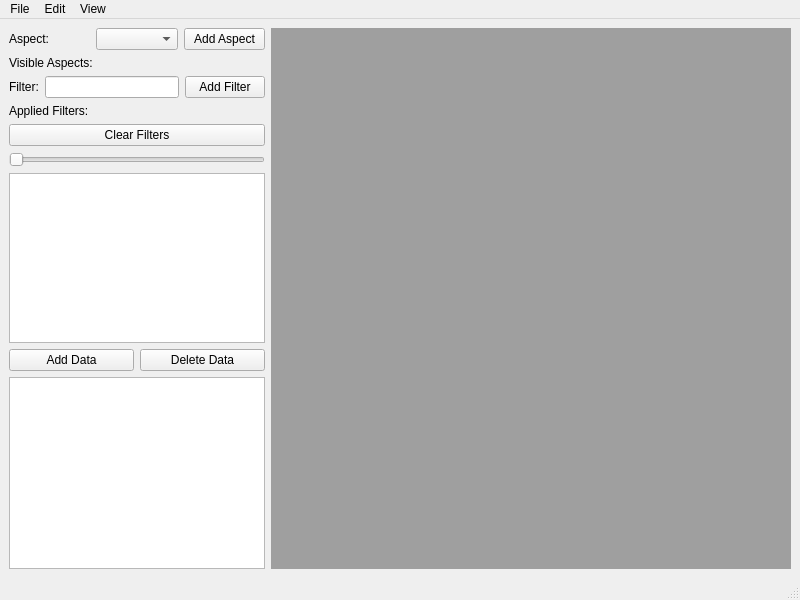
Before: the Qt Designer form medeawindow.ui in cdit-ma/SEM, drawn with Qt 5.
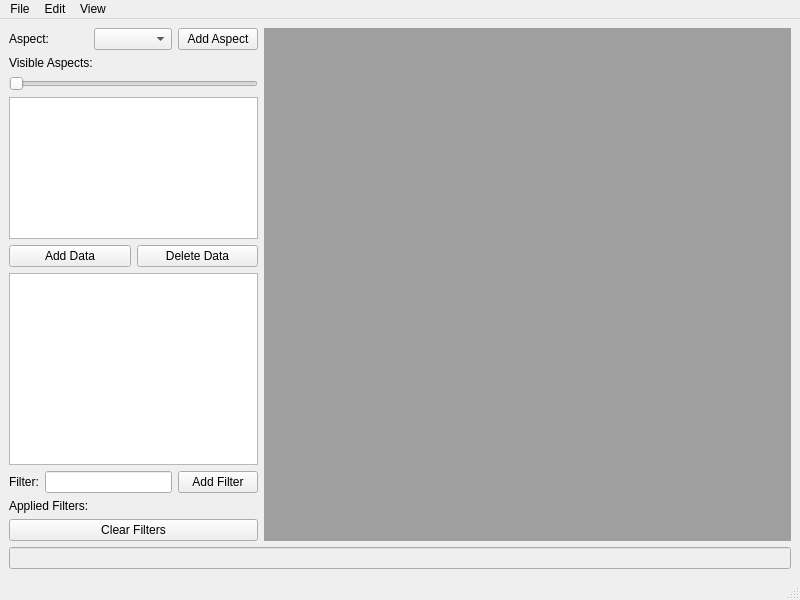
After: the same form once the commit is applied.

Diff of the .ui file:
```diff
--- a/medeawindow.ui
+++ b/medeawindow.ui
@@ -14,9 +14,11 @@
    <string>MainWindow</string>
   </property>
   <widget class="QWidget" name="centralwidget">
-   <layout class="QHBoxLayout" name="horizontalLayout" stretch="0,5">
+   <layout class="QVBoxLayout" name="verticalLayout_4" stretch="0,0">
     <item>
-     <layout class="QVBoxLayout" name="verticalLayout" stretch="0,0,0,1,0">
+     <layout class="QHBoxLayout" name="horizontalLayout">
+      <item>
+       <layout class="QVBoxLayout" name="verticalLayout" stretch="0,0,1,0,0,0">
       <item>
        <layout class="QVBoxLayout" name="Aspects_2">
         <item>
@@ -52,48 +54,6 @@
         </item>
        </layout>
       </item>
-      <item>
-       <layout class="QVBoxLayout" name="Filters">
-        <item>
-         <layout class="QHBoxLayout" name="filterBox">
-          <item>
-           <widget class="QLabel" name="label">
-            <property name="text">
-             <string>Filter:</string>
-            </property>
-           </widget>
-          </item>
-          <item>
-           <widget class="QLineEdit" name="searchBox"/>
-          </item>
-          <item>
-           <widget class="QPushButton" name="addFilter">
-            <property name="text">
-             <string>Add Filter</string>
-            </property>
-           </widget>
-          </item>
-         </layout>
-        </item>
-        <item>
-         <widget class="QLabel" name="label_2">
-          <property name="text">
-           <string>Applied Filters:</string>
-          </property>
-         </widget>
-        </item>
-        <item>
-         <layout class="QVBoxLayout" name="AppliedFilters"/>
-        </item>
-        <item>
-         <widget class="QPushButton" name="clearFilters">
-          <property name="text">
-           <string>Clear Filters</string>
-          </property>
-         </widget>
-        </item>
-       </layout>
-      </item>
       <item>
        <widget class="QSlider" name="horizontalSlider">
         <property name="maximum">
@@ -138,6 +98,51 @@
       <item>
        <widget class="QListView" name="listView"/>
       </item>
+        <item>
+         <layout class="QVBoxLayout" name="Filters">
+          <item>
+           <layout class="QHBoxLayout" name="filterBox">
+            <item>
+             <widget class="QLabel" name="label">
+              <property name="text">
+               <string>Filter:</string>
+              </property>
+             </widget>
+            </item>
+            <item>
+             <widget class="QLineEdit" name="searchBox"/>
+            </item>
+            <item>
+             <widget class="QPushButton" name="addFilter">
+              <property name="text">
+               <string>Add Filter</string>
+              </property>
+             </widget>
+            </item>
+           </layout>
+          </item>
+          <item>
+           <widget class="QLabel" name="label_2">
+            <property name="text">
+             <string>Applied Filters:</string>
+            </property>
+           </widget>
+          </item>
+          <item>
+           <layout class="QVBoxLayout" name="AppliedFilters"/>
+          </item>
+          <item>
+           <widget class="QPushButton" name="clearFilters">
+            <property name="text">
+             <string>Clear Filters</string>
+            </property>
+           </widget>
+          </item>
+         </layout>
+        </item>
+        <item>
+         <layout class="QVBoxLayout" name="verticalLayout_3"/>
+        </item>
      </layout>
     </item>
     <item>
@@ -154,6 +159,18 @@
      </widget>
     </item>
    </layout>
+    </item>
+    <item>
+     <widget class="QLineEdit" name="errorCode">
+      <property name="enabled">
+       <bool>false</bool>
+      </property>
+      <property name="alignment">
+       <set>Qt::AlignRight|Qt::AlignTrailing|Qt::AlignVCenter</set>
+      </property>
+     </widget>
+    </item>
+   </layout>
   </widget>
   <widget class="QMenuBar" name="menubar">
    <property name="geometry">
```
Left out of the diff: 12 changed lines with no effect on the pictures. Lines whose indentation alone changed are shown as unchanged.
